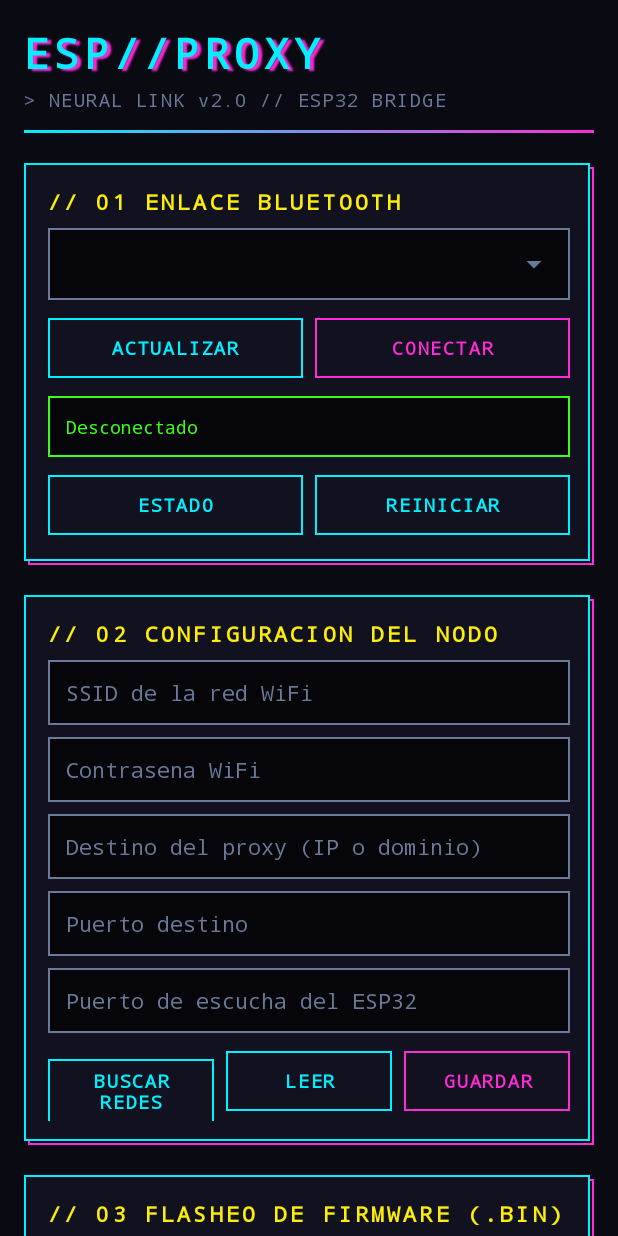
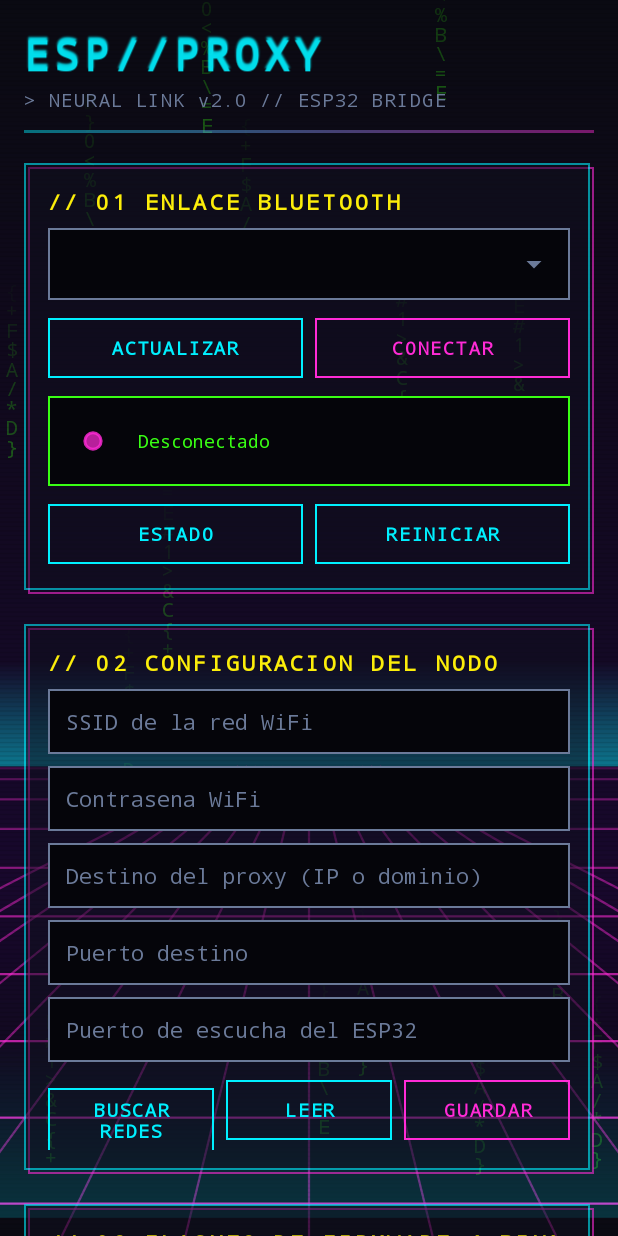
Before and after one commit to matiasnahuelheredia/Esp8266reverseProxy, an Android app: the screen it shows after launch (MainActivity), on a phone screen of 412 x 824 dp. Run offline under Robolectric (Android 15) with nearby library versions, the phone set to English and light mode, and no system bars.

Commit message:
Android: animated cyberpunk effects (code rain, synthwave grid, glitch, radar, typewriter)
Co-Authored-By: Claude Sonnet 5.5 <noreply@anthropic.com>
Claude-Session: https://claude.ai/code/session_01RzGrQ3ANfGzxw83SDomHUt

```diff
--- /dev/null
+++ b/android/app/src/main/java/com/esp8266/reverseproxy/CyberBackgroundView.kt
@@ -0,0 +1,136 @@
+package com.esp8266.reverseproxy
+
+import android.content.Context
+import android.graphics.Canvas
+import android.graphics.Color
+import android.graphics.LinearGradient
+import android.graphics.Paint
+import android.graphics.Shader
+import android.graphics.Typeface
+import android.util.AttributeSet
+import android.view.View
+import java.util.Random
+
+/**
+ * Fondo animado: lluvia de codigo, grilla synthwave en perspectiva que avanza,
+ * resplandor de horizonte, scanlines CRT y una barra de barrido.
+ */
+class CyberBackgroundView @JvmOverloads constructor(
+    context: Context, attrs: AttributeSet? = null
+) : View(context, attrs) {
+
+    private val density = resources.displayMetrics.density
+    private val animated = Fx.enabled(context)
+    private val t0 = System.nanoTime()
+
+    private val bgPaint = Paint()
+    private val glowPaint = Paint()
+    private val sweepPaint = Paint()
+    private val scanPaint = Paint().apply { color = Color.argb(28, 0, 0, 0); strokeWidth = density }
+    private val gridPaint = Paint(Paint.ANTI_ALIAS_FLAG).apply {
+        style = Paint.Style.STROKE
+        strokeWidth = 1.5f * density
+        color = Color.rgb(255, 43, 214)
+    }
+    private val rainPaint = Paint(Paint.ANTI_ALIAS_FLAG).apply {
+        typeface = Typeface.MONOSPACE
+        textSize = 13f * density
+        color = Color.rgb(57, 255, 20)
+    }
+
+    private val glyphs = "01ABCDEF<>/\\{}#\$%&*=+".toCharArray()
+    private val one = CharArray(1)
+    private val trail = 9
+    private var colCount = 0
+    private var colX = FloatArray(0)
+    private var speed = FloatArray(0)
+    private var phase = FloatArray(0)
+    private var scanLines = FloatArray(0)
+    private var horizon = 0f
+    private val glowH = 70f * density
+    private val bandH = 120f * density
+
+    override fun onSizeChanged(w: Int, h: Int, oldw: Int, oldh: Int) {
+        val wf = w.toFloat()
+        val hf = h.toFloat()
+        horizon = hf * 0.62f
+        bgPaint.shader = LinearGradient(
+            0f, 0f, 0f, hf,
+            intArrayOf(Color.rgb(10, 10, 18), Color.rgb(24, 8, 44), Color.rgb(10, 10, 18)),
+            floatArrayOf(0f, 0.72f, 1f), Shader.TileMode.CLAMP
+        )
+        glowPaint.shader = LinearGradient(
+            0f, horizon - glowH, 0f, horizon,
+            Color.argb(0, 0, 240, 255), Color.argb(120, 0, 240, 255), Shader.TileMode.CLAMP
+        )
+        sweepPaint.shader = LinearGradient(
+            0f, 0f, 0f, bandH,
+            Color.argb(0, 0, 240, 255), Color.argb(46, 0, 240, 255), Shader.TileMode.CLAMP
+        )
+
+        val step = 26f * density
+        colCount = (wf / step).toInt() + 1
+        val rnd = Random(7)
+        colX = FloatArray(colCount) { it * step + 4f * density }
+        speed = FloatArray(colCount) { (45f + rnd.nextFloat() * 110f) * density }
+        phase = FloatArray(colCount) { rnd.nextFloat() * (hf + trail * rainPaint.textSize) }
+
+        val n = (hf / (3f * density)).toInt()
+        scanLines = FloatArray(n * 4)
+        for (i in 0 until n) {
+            val y = i * 3f * density
+            scanLines[i * 4] = 0f
+            scanLines[i * 4 + 1] = y
+            scanLines[i * 4 + 2] = wf
+            scanLines[i * 4 + 3] = y
+        }
+    }
+
+    override fun onDraw(canvas: Canvas) {
+        val w = width.toFloat()
+        val h = height.toFloat()
+        val t = (System.nanoTime() - t0) / 1_000_000_000f
+        canvas.drawRect(0f, 0f, w, h, bgPaint)
+
+        // Lluvia de codigo
+        val cell = rainPaint.textSize
+        val total = h + trail * cell
+        val tick = (t * 6f).toInt()
+        for (c in 0 until colCount) {
+            val headY = (t * speed[c] + phase[c]) % total
+            for (r in 0 until trail) {
+                val y = headY - r * cell
+                if (y < 0f || y > h) continue
+                rainPaint.alpha = (80 * (1f - r / trail.toFloat())).toInt()
+                one[0] = glyphs[(tick + c * 7 + r * 13) % glyphs.size]
+                canvas.drawText(one, 0, 1, colX[c], y, rainPaint)
+            }
+        }
+
+        // Horizonte + grilla en perspectiva
+        canvas.drawRect(0f, horizon - glowH, w, horizon, glowPaint)
+        val cx = w / 2f
+        gridPaint.alpha = 120
+        for (k in -8..8) {
+            canvas.drawLine(cx + k * (w / 70f), horizon, cx + k * (w / 5f), h, gridPaint)
+        }
+        val n = 10
+        val shift = (t * 0.5f) % 1f
+        for (j in 0 until n) {
+            val z = (j + shift) / n
+            val y = horizon + (h - horizon) * z * z
+            gridPaint.alpha = (40 + 190 * z).toInt().coerceAtMost(255)
+            canvas.drawLine(0f, y, w, y, gridPaint)
+        }
+
+        // Scanlines CRT y barra de barrido
+        canvas.drawLines(scanLines, scanPaint)
+        val sy = ((t / 5f) % 1f) * (h + bandH) - bandH
+        canvas.save()
+        canvas.translate(0f, sy)
+        canvas.drawRect(0f, 0f, w, bandH, sweepPaint)
+        canvas.restore()
+
+        if (animated) postInvalidateOnAnimation()
+    }
+}
--- /dev/null
+++ b/android/app/src/main/java/com/esp8266/reverseproxy/Fx.kt
@@ -0,0 +1,86 @@
+package com.esp8266.reverseproxy
+
+import android.animation.Animator
+import android.animation.ObjectAnimator
+import android.animation.ValueAnimator
+import android.annotation.SuppressLint
+import android.content.Context
+import android.provider.Settings
+import android.view.HapticFeedbackConstants
+import android.view.MotionEvent
+import android.view.View
+import android.view.animation.DecelerateInterpolator
+import android.view.animation.OvershootInterpolator
+
+/** Efectos visuales reutilizables. Respetan "Escala de duracion de animacion = 0" del sistema. */
+object Fx {
+    fun enabled(ctx: Context): Boolean =
+        Settings.Global.getFloat(ctx.contentResolver, Settings.Global.ANIMATOR_DURATION_SCALE, 1f) != 0f
+}
+
+/** Entrada: sube desde abajo con fundido, escalonada por indice. */
+fun View.enter(index: Int) {
+    if (!Fx.enabled(context)) return
+    alpha = 0f
+    translationY = 90f
+    animate().alpha(1f).translationY(0f)
+        .setStartDelay(160L * index).setDuration(600)
+        .setInterpolator(DecelerateInterpolator(2f)).start()
+}
+
+/** Sacudida horizontal (errores). */
+fun View.shake() {
+    if (!Fx.enabled(context)) return
+    ObjectAnimator.ofFloat(this, View.TRANSLATION_X, 0f, -16f, 16f, -11f, 11f, -6f, 6f, 0f)
+        .setDuration(420).start()
+}
+
+/** Parpadeo tipo monitor CRT (cambio de estado). */
+fun View.flicker() {
+    if (!Fx.enabled(context)) return
+    ObjectAnimator.ofFloat(this, View.ALPHA, 1f, 0.15f, 1f, 0.4f, 1f, 0.7f, 1f)
+        .setDuration(320).start()
+}
+
+/** El borde/fondo del panel "respira" como neon. Devuelve el animador para cancelarlo luego. */
+fun View.pulseBorder(delayMs: Long): Animator? {
+    if (!Fx.enabled(context)) return null
+    val d = background?.mutate() ?: return null
+    return ValueAnimator.ofInt(150, 255).apply {
+        duration = 1700
+        startDelay = delayMs
+        repeatMode = ValueAnimator.REVERSE
+        repeatCount = ValueAnimator.INFINITE
+        addUpdateListener { d.alpha = it.animatedValue as Int }
+        start()
+    }
+}
+
+/** Pulso de opacidad infinito (p. ej. la linea neon del encabezado). */
+fun View.pulseAlpha(): Animator? {
+    if (!Fx.enabled(context)) return null
+    return ObjectAnimator.ofFloat(this, View.ALPHA, 0.45f, 1f).apply {
+        duration = 1100
+        repeatMode = ValueAnimator.REVERSE
+        repeatCount = ValueAnimator.INFINITE
+        start()
+    }
+}
+
+/** Boton: se hunde al tocar, rebota al soltar y vibra levemente. */
+@SuppressLint("ClickableViewAccessibility")
+fun View.neonPress() {
+    setOnTouchListener { v, e ->
+        when (e.actionMasked) {
+            MotionEvent.ACTION_DOWN -> {
+                v.performHapticFeedback(HapticFeedbackConstants.KEYBOARD_TAP)
+                v.animate().scaleX(0.92f).scaleY(0.92f).setDuration(70).start()
+            }
+            MotionEvent.ACTION_UP, MotionEvent.ACTION_CANCEL -> {
+                v.animate().scaleX(1f).scaleY(1f).setDuration(280)
+                    .setInterpolator(OvershootInterpolator(3.5f)).start()
+            }
+        }
+        false
+    }
+}
--- /dev/null
+++ b/android/app/src/main/java/com/esp8266/reverseproxy/GlitchTextView.kt
@@ -0,0 +1,67 @@
+package com.esp8266.reverseproxy
+
+import android.content.Context
+import android.graphics.Color
+import android.os.Handler
+import android.os.Looper
+import android.util.AttributeSet
+import androidx.appcompat.widget.AppCompatTextView
+import java.util.Random
+
+/** TextView que se "glitchea" (tiembla, cambia de sombra cian/magenta y parpadea) al azar. */
+class GlitchTextView @JvmOverloads constructor(
+    context: Context, attrs: AttributeSet? = null, defStyle: Int = android.R.attr.textViewStyle
+) : AppCompatTextView(context, attrs, defStyle) {
+
+    private val mainHandler = Handler(Looper.getMainLooper())
+    private val rnd = Random()
+    private val baseR = shadowRadius
+    private val baseDx = shadowDx
+    private val baseDy = shadowDy
+    private val baseColor = shadowColor
+    private val fxEnabled = Fx.enabled(context)
+
+    private val loop = object : Runnable {
+        override fun run() {
+            burst()
+            mainHandler.postDelayed(this, 2500L + rnd.nextInt(3500))
+        }
+    }
+
+    /** Rafaga de glitch de [frames] cuadros. */
+    fun burst(frames: Int = 9) {
+        if (!fxEnabled) return
+        var i = 0
+        val step = object : Runnable {
+            override fun run() {
+                if (i < frames) {
+                    translationX = (rnd.nextFloat() - 0.5f) * 18f
+                    translationY = (rnd.nextFloat() - 0.5f) * 5f
+                    alpha = 0.55f + rnd.nextFloat() * 0.45f
+                    setShadowLayer(
+                        1f, (rnd.nextFloat() - 0.5f) * 18f, (rnd.nextFloat() - 0.5f) * 7f,
+                        if (rnd.nextBoolean()) Color.rgb(255, 43, 214) else Color.rgb(0, 240, 255)
+                    )
+                    i++
+                    mainHandler.postDelayed(this, 35)
+                } else {
+                    translationX = 0f
+                    translationY = 0f
+                    alpha = 1f
+                    setShadowLayer(baseR, baseDx, baseDy, baseColor)
+                }
+            }
+        }
+        mainHandler.post(step)
+    }
+
+    override fun onAttachedToWindow() {
+        super.onAttachedToWindow()
+        if (fxEnabled) mainHandler.postDelayed(loop, 1200L)
+    }
+
+    override fun onDetachedFromWindow() {
+        mainHandler.removeCallbacksAndMessages(null)
+        super.onDetachedFromWindow()
+    }
+}
--- /dev/null
+++ b/android/app/src/main/java/com/esp8266/reverseproxy/LinkIndicatorView.kt
@@ -0,0 +1,71 @@
+package com.esp8266.reverseproxy
+
+import android.animation.ValueAnimator
+import android.content.Context
+import android.graphics.Canvas
+import android.graphics.Color
+import android.graphics.Paint
+import android.util.AttributeSet
+import android.view.View
+import android.view.animation.LinearInterpolator
+import kotlin.math.min
+import kotlin.math.sin
+
+/** Indicador de enlace: ondas de radar verdes si hay conexion, parpadeo magenta si no. */
+class LinkIndicatorView @JvmOverloads constructor(
+    context: Context, attrs: AttributeSet? = null
+) : View(context, attrs) {
+
+    private val density = resources.displayMetrics.density
+    private val paint = Paint(Paint.ANTI_ALIAS_FLAG)
+    private var connected = false
+    private var p = 0f
+
+    private val anim = ValueAnimator.ofFloat(0f, 1f).apply {
+        duration = 1500
+        repeatCount = ValueAnimator.INFINITE
+        interpolator = LinearInterpolator()
+        addUpdateListener {
+            p = it.animatedValue as Float
+            invalidate()
+        }
+    }
+
+    fun setConnected(c: Boolean) {
+        connected = c
+        invalidate()
+    }
+
+    override fun onAttachedToWindow() {
+        super.onAttachedToWindow()
+        if (Fx.enabled(context)) anim.start()
+    }
+
+    override fun onDetachedFromWindow() {
+        anim.cancel()
+        super.onDetachedFromWindow()
+    }
+
+    override fun onDraw(canvas: Canvas) {
+        val cx = width / 2f
+        val cy = height / 2f
+        val maxR = min(width, height) / 2f - density
+        val core = maxR * 0.32f
+        val color = if (connected) Color.rgb(57, 255, 20) else Color.rgb(255, 43, 214)
+
+        paint.style = Paint.Style.STROKE
+        paint.strokeWidth = 2f * density
+        paint.color = color
+        val rings = if (connected) 2 else 1
+        for (i in 0 until rings) {
+            val q = (p + i * 0.5f) % 1f
+            paint.alpha = ((1f - q) * 210).toInt()
+            canvas.drawCircle(cx, cy, core + (maxR - core) * q, paint)
+        }
+
+        paint.style = Paint.Style.FILL
+        paint.color = color
+        paint.alpha = if (connected) 255 else (110 + 145 * (0.5f + 0.5f * sin(p * 6.2831855f))).toInt()
+        canvas.drawCircle(cx, cy, core, paint)
+    }
+}
--- a/android/app/src/main/java/com/esp8266/reverseproxy/MainActivity.kt
+++ b/android/app/src/main/java/com/esp8266/reverseproxy/MainActivity.kt
@@ -1,14 +1,20 @@
 package com.esp8266.reverseproxy
 
 import android.Manifest
+import android.animation.Animator
 import android.annotation.SuppressLint
 import android.bluetooth.BluetoothAdapter
 import android.bluetooth.BluetoothDevice
 import android.bluetooth.BluetoothManager
 import android.content.pm.PackageManager
+import android.graphics.Color
 import android.net.Uri
 import android.os.Build
 import android.os.Bundle
+import android.text.SpannableString
+import android.text.style.ForegroundColorSpan
+import android.view.View
+import android.view.ViewGroup
 import android.widget.*
 import androidx.activity.result.contract.ActivityResultContracts
 import androidx.appcompat.app.AlertDialog
@@ -16,6 +22,8 @@ import androidx.appcompat.app.AppCompatActivity
 import androidx.core.content.ContextCompat
 import androidx.lifecycle.lifecycleScope
 import kotlinx.coroutines.Dispatchers
+import kotlinx.coroutines.channels.Channel
+import kotlinx.coroutines.delay
 import kotlinx.coroutines.launch
 import kotlinx.coroutines.withContext
 
@@ -35,6 +43,10 @@ class MainActivity : AppCompatActivity() {
     private lateinit var tvFile: TextView
     private lateinit var progress: ProgressBar
     private lateinit var tvLog: TextView
+    private lateinit var titleView: GlitchTextView
+    private lateinit var link: LinkIndicatorView
+    private val animators = mutableListOf<Animator>()
+    private val logQueue = Channel<Pair<String, Boolean>>(Channel.UNLIMITED)
 
     private val permLauncher = registerForActivityResult(ActivityResultContracts.RequestPermission()) { granted ->
         if (granted) loadDevices() else log("Permiso Bluetooth denegado")
@@ -60,6 +72,21 @@ class MainActivity : AppCompatActivity() {
         tvFile = findViewById(R.id.tvFile)
         progress = findViewById(R.id.progress)
         tvLog = findViewById(R.id.tvLog)
+        titleView = findViewById(R.id.tvTitle)
+        link = findViewById(R.id.linkIndicator)
+
+        // Consola con efecto maquina de escribir
+        lifecycleScope.launch { for ((msg, err) in logQueue) typeLine(msg, err) }
+
+        // Efectos: entrada escalonada, bordes que pulsan, linea neon, botones con rebote
+        val content = findViewById<ViewGroup>(R.id.content)
+        for (i in 0 until content.childCount) {
+            val v = content.getChildAt(i)
+            if (v.id != R.id.neonLine) v.enter(i)
+            if (v is ViewGroup) v.pulseBorder(300L * i)?.let { animators.add(it) }
+        }
+        findViewById<View>(R.id.neonLine).pulseAlpha()?.let { animators.add(it) }
+        applyPress(content)
 
         findViewById<Button>(R.id.btnRefresh).setOnClickListener { ensurePermission() }
         btnConnect.setOnClickListener { toggleConnection() }
@@ -71,16 +98,42 @@ class MainActivity : AppCompatActivity() {
         findViewById<Button>(R.id.btnUpload).setOnClickListener { withBt("Subir firmware") { uploadFirmware() } }
         findViewById<Button>(R.id.btnReboot).setOnClickListener { withBt("Reiniciar") { bt.command("REBOOT") } }
 
+        log("BOOT NEURAL LINK v2.0")
+        log("INICIALIZANDO BUS BLUETOOTH...")
         ensurePermission()
     }
 
     override fun onDestroy() {
+        animators.forEach { it.cancel() }
         bt.disconnect()
         super.onDestroy()
     }
 
-    private fun log(msg: String) {
-        tvLog.append("> " + msg + "\n")
+    private fun log(msg: String, error: Boolean = false) {
+        logQueue.trySend(msg to error)
+        if (error) tvLog.shake()
+    }
+
+    /** Escribe una linea en la consola caracter a caracter (verde; magenta si es error). */
+    private suspend fun typeLine(msg: String, error: Boolean) {
+        val color = if (error) Color.rgb(255, 43, 214) else Color.rgb(57, 255, 20)
+        val text = "> " + msg + "\n"
+        val animate = Fx.enabled(this)
+        val chunk = if (animate) maxOf(2, text.length / 28) else text.length
+        var i = 0
+        while (i < text.length) {
+            val end = minOf(text.length, i + chunk)
+            val part = SpannableString(text.substring(i, end))
+            part.setSpan(ForegroundColorSpan(color), 0, part.length, 0)
+            tvLog.append(part)
+            i = end
+            if (animate && i < text.length) delay(14)
+        }
+    }
+
+    private fun applyPress(v: View) {
+        if (v is Button) v.neonPress()
+        if (v is ViewGroup) for (i in 0 until v.childCount) applyPress(v.getChildAt(i))
     }
 
     // --- Bluetooth ---
@@ -115,14 +168,15 @@ class MainActivity : AppCompatActivity() {
             try {
                 bt.connect(dev)
                 setConnected(true)
-                log("Conectado")
+                titleView.burst(14)
+                log("ENLACE ESTABLECIDO")
                 bt.command("PING")
                 showStatus()
                 loadConfig()
             } catch (e: Exception) {
                 bt.disconnect()
                 setConnected(false)
-                log("Error de conexion: ${e.message}")
+                log("Error de conexion: ${e.message}", true)
             } finally {
                 btnConnect.isEnabled = true
             }
@@ -132,6 +186,8 @@ class MainActivity : AppCompatActivity() {
     private fun setConnected(c: Boolean) {
         btnConnect.text = if (c) "Desconectar" else "Conectar"
         tvState.text = if (c) "Conectado" else "Desconectado"
+        link.setConnected(c)
+        tvState.flicker()
     }
 
     private fun withBt(what: String, block: suspend () -> Unit) {
@@ -140,7 +196,7 @@ class MainActivity : AppCompatActivity() {
             try {
                 block()
             } catch (e: Exception) {
-                log("$what: ${e.message}")
+                log("$what: ${e.message}", true)
             }
         }
     }
@@ -155,6 +211,7 @@ class MainActivity : AppCompatActivity() {
             "Escucha :${kv["listen"]} -> ${kv["upstream"]}\n" +
             "Sesiones: ${kv["sessions"]}  Heap: ${kv["heap"]}  FW: ${kv["fw"]}"
         tvState.text = s
+        tvState.flicker()
     }
 
     private suspend fun loadConfig() {
@@ -200,6 +257,7 @@ class MainActivity : AppCompatActivity() {
         bt.command("SET port $port")
         bt.command("SET listen $listen")
         bt.command("SAVE", 10000)
+        titleView.burst(14)
         log("Configuracion guardada y aplicada")
         showStatus()
     }
@@ -211,7 +269,8 @@ class MainActivity : AppCompatActivity() {
         } ?: return log("No se pudo leer el archivo")
         log("Subiendo ${bytes.size} bytes... no cierres la app ni apagues el ESP32")
         progress.progress = 0
-        bt.uploadFirmware(bytes) { progress.progress = it }
+        bt.uploadFirmware(bytes) { progress.setProgress(it, true) }
+        titleView.burst(20)
         log("Firmware instalado; el ESP32 se reinicia. Vuelve a conectar en unos segundos.")
         bt.disconnect()
         setConnected(false)
--- a/android/app/src/main/res/drawable/bg_panel.xml
+++ b/android/app/src/main/res/drawable/bg_panel.xml
@@ -9,7 +9,7 @@
     </item>
     <item android:right="3dp" android:bottom="3dp">
         <shape android:shape="rectangle">
-            <solid android:color="@color/surface" />
+            <solid android:color="@color/surface_glass" />
             <stroke android:width="1dp" android:color="@color/neon_cyan" />
         </shape>
     </item>
--- a/android/app/src/main/res/layout/activity_main.xml
+++ b/android/app/src/main/res/layout/activity_main.xml
@@ -1,23 +1,32 @@
 <?xml version="1.0" encoding="utf-8"?>
-<ScrollView xmlns:android="http://schemas.android.com/apk/res/android"
+<FrameLayout xmlns:android="http://schemas.android.com/apk/res/android"
     android:layout_width="match_parent"
     android:layout_height="match_parent"
-    android:background="@color/bg"
-    android:fillViewport="true"
-    android:fitsSystemWindows="true">
+    android:background="@color/bg">
+
+    <com.esp8266.reverseproxy.CyberBackgroundView
+        android:layout_width="match_parent"
+        android:layout_height="match_parent" />
+
+    <ScrollView
+        android:layout_width="match_parent"
+        android:layout_height="match_parent"
+        android:fillViewport="true"
+        android:fitsSystemWindows="true">
 
     <LinearLayout
+        android:id="@+id/content"
         android:layout_width="match_parent"
         android:layout_height="wrap_content"
         android:orientation="vertical"
         android:padding="16dp">
 
-        <TextView style="@style/Cyber.Title" android:layout_width="match_parent"
+        <com.esp8266.reverseproxy.GlitchTextView android:id="@+id/tvTitle" style="@style/Cyber.Title" android:layout_width="match_parent"
             android:layout_height="wrap_content" android:text="ESP//PROXY" />
         <TextView style="@style/Cyber.Subtitle" android:layout_width="match_parent"
             android:layout_height="wrap_content" android:layout_marginTop="4dp"
             android:text="&gt; NEURAL LINK v2.0 // ESP32 BRIDGE" />
-        <View android:layout_width="match_parent" android:layout_height="2dp"
+        <View android:id="@+id/neonLine" android:layout_width="match_parent" android:layout_height="2dp"
             android:layout_marginTop="12dp" android:background="@drawable/bg_neon_line" />
 
         <LinearLayout
@@ -39,9 +48,15 @@
                 <Button android:id="@+id/btnConnect" style="@style/Cyber.Button.Hot" android:layout_width="0dp"
                     android:layout_height="wrap_content" android:layout_weight="1" android:text="Conectar" />
             </LinearLayout>
-            <TextView android:id="@+id/tvState" style="@style/Cyber.Terminal" android:layout_width="match_parent"
-                android:layout_height="wrap_content" android:background="@drawable/bg_terminal"
-                android:padding="12dp" android:text="Desconectado" />
+            <LinearLayout android:layout_width="match_parent" android:layout_height="wrap_content"
+                android:background="@drawable/bg_terminal" android:gravity="center_vertical"
+                android:orientation="horizontal" android:padding="12dp">
+                <com.esp8266.reverseproxy.LinkIndicatorView android:id="@+id/linkIndicator"
+                    android:layout_width="36dp" android:layout_height="36dp" />
+                <TextView android:id="@+id/tvState" style="@style/Cyber.Terminal"
+                    android:layout_width="0dp" android:layout_height="wrap_content"
+                    android:layout_marginStart="12dp" android:layout_weight="1" android:text="Desconectado" />
+            </LinearLayout>
             <LinearLayout android:layout_width="match_parent" android:layout_height="wrap_content"
                 android:orientation="horizontal" android:divider="@drawable/div_v" android:showDividers="middle">
                 <Button android:id="@+id/btnStatus" style="@style/Cyber.Button" android:layout_width="0dp"
@@ -117,4 +132,5 @@
                 android:minHeight="120dp" android:padding="12dp" android:textIsSelectable="true" />
         </LinearLayout>
     </LinearLayout>
-</ScrollView>
+    </ScrollView>
+</FrameLayout>
--- a/android/app/src/main/res/values/colors.xml
+++ b/android/app/src/main/res/values/colors.xml
@@ -1,6 +1,7 @@
 <resources>
     <color name="bg">#0A0A12</color>
     <color name="surface">#11111F</color>
+    <color name="surface_glass">#E011111F</color>
     <color name="surface_dark">#05050A</color>
     <color name="neon_cyan">#00F0FF</color>
     <color name="neon_magenta">#FF2BD6</color>
```
